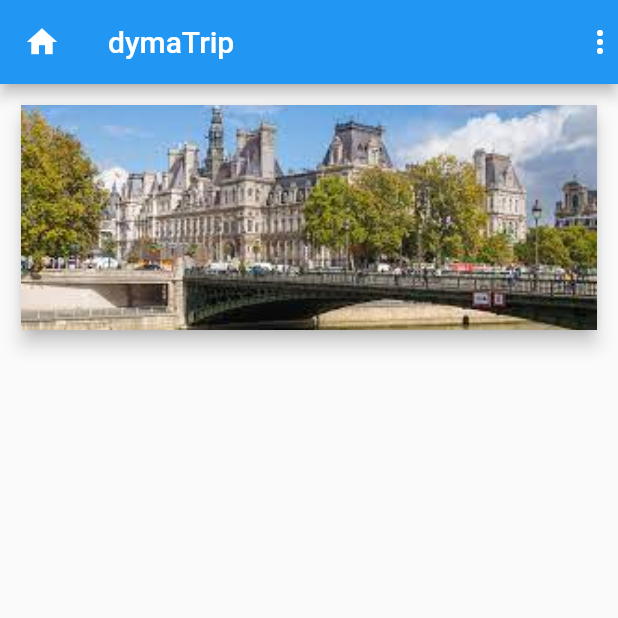
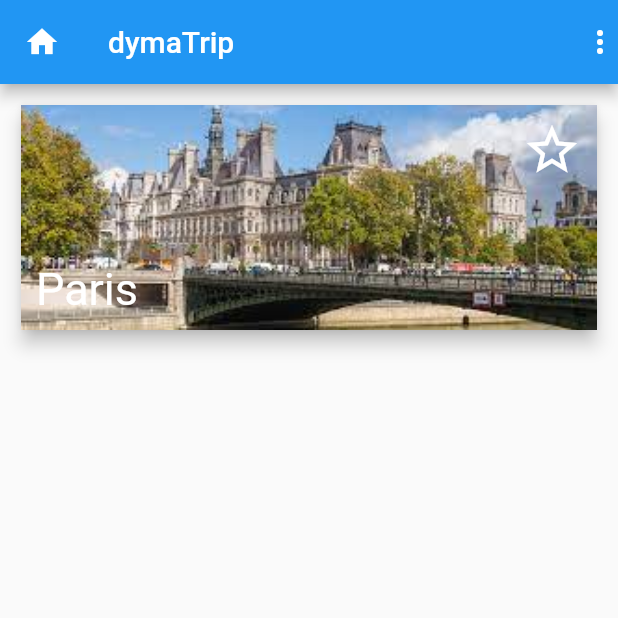
Before and after one commit to aboubakardiakite/flutterApp, a Flutter app: the screen it shows after launch, on a phone screen of 412 x 824 dp, the top half of it. Run offline on Flutter 3.47's test engine with Material 2 defaults, Android fonts, the phone set to English and light mode, and no system bars.

Commit message:
feat: ink and inkwell

```diff
--- /dev/null
+++ b/restaurant_app/lib/city_card.dart
@@ -0,0 +1,58 @@
+import 'package:flutter/material.dart';
+
+class CityCard extends StatelessWidget {
+  const CityCard({super.key});
+
+  @override
+  Widget build(BuildContext context) {
+    return Card(
+      elevation: 5,
+      child: Container(
+        height: 150.0,
+        child: Stack(
+          fit: StackFit.expand,
+          children: <Widget>[
+            Ink.image(
+              fit: BoxFit.cover,
+              image: AssetImage('asserts/images/paris.jpeg'),
+              child: InkWell(
+                onTap: (){
+                  print("tap2");
+                },
+              ),
+            ),
+            const Padding(
+              padding: EdgeInsets.all(10.0),
+              child: Column(
+                children: [
+                  Expanded(
+                    child: Row(
+                      mainAxisAlignment: MainAxisAlignment.end,
+                      crossAxisAlignment: CrossAxisAlignment.start,
+                      children: <Widget>[
+                        Icon(
+                          Icons.star_border,
+                          size: 40,
+                          color: Colors.white,
+                        )
+                      ],
+                    ),
+                  ),
+                  Row(
+                    children: [
+                      Text('Paris', style: TextStyle(
+                        color: Colors.white,
+                        fontSize: 30,
+                      ),
+                      )
+                    ],
+                  )
+                ],
+              ),
+            )
+          ],
+        ),
+      ),
+    );
+  }
+}
--- /dev/null
+++ b/restaurant_app/lib/home.dart
@@ -0,0 +1,27 @@
+
+import 'package:flutter/material.dart';
+import 'package:restaurant_app/city_card.dart';
+
+class Home extends StatelessWidget {
+  const Home({super.key});
+
+  @override
+  Widget build(BuildContext context) {
+    return Scaffold(
+      appBar: AppBar(
+        leading: Icon(Icons.home),
+        title: Text('dymaTrip'),
+        actions: <Widget>[Icon(Icons.more_vert)],
+      ),
+      body: Container(
+        padding: const EdgeInsets.all(10.0),
+        child: const Column(
+          crossAxisAlignment: CrossAxisAlignment.stretch,
+          children: <Widget>[
+            CityCard(),
+          ],
+        ),
+      ),
+    );
+  }
+}
--- a/restaurant_app/lib/main.dart
+++ b/restaurant_app/lib/main.dart
@@ -1,6 +1,7 @@
 
 
 import 'package:flutter/material.dart';
+import 'package:restaurant_app/home.dart';
 
 void main(){
   runApp(DymaTrip());
@@ -10,35 +11,9 @@ class DymaTrip extends StatelessWidget{
 
   @override
   Widget build(BuildContext context){
-    return MaterialApp(
+    return const MaterialApp(
       debugShowCheckedModeBanner: false,
-      home: Scaffold(
-        appBar: AppBar(
-          leading: Icon(Icons.home),
-          title: Text('dymaTrip'),
-          actions: <Widget>[Icon(Icons.more_vert)],
-        ),
-        body: Container(
-          padding: const EdgeInsets.all(10.0),
-          child: Column(
-            crossAxisAlignment: CrossAxisAlignment.stretch,
-            children: <Widget>[
-              Card(
-                elevation: 5,
-                child: Container(
-                  height: 150.0,
-                  child: Stack(
-                    fit: StackFit.expand,
-                    children: <Widget>[
-                      Image.asset('asserts/images/paris.jpeg',fit: BoxFit.cover,),
-                    ],
-                  ),
-                ),
-              ),
-            ],
-          ),
-        ),
-      ),
+      home: Home(),
     );
   }
 
```
